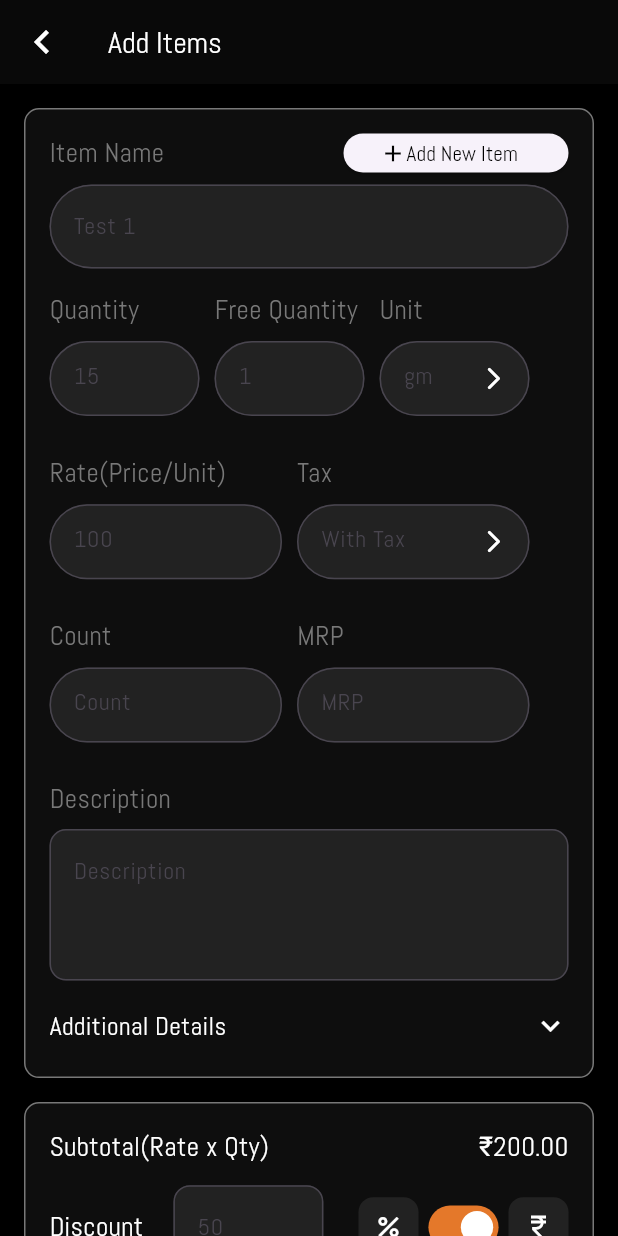
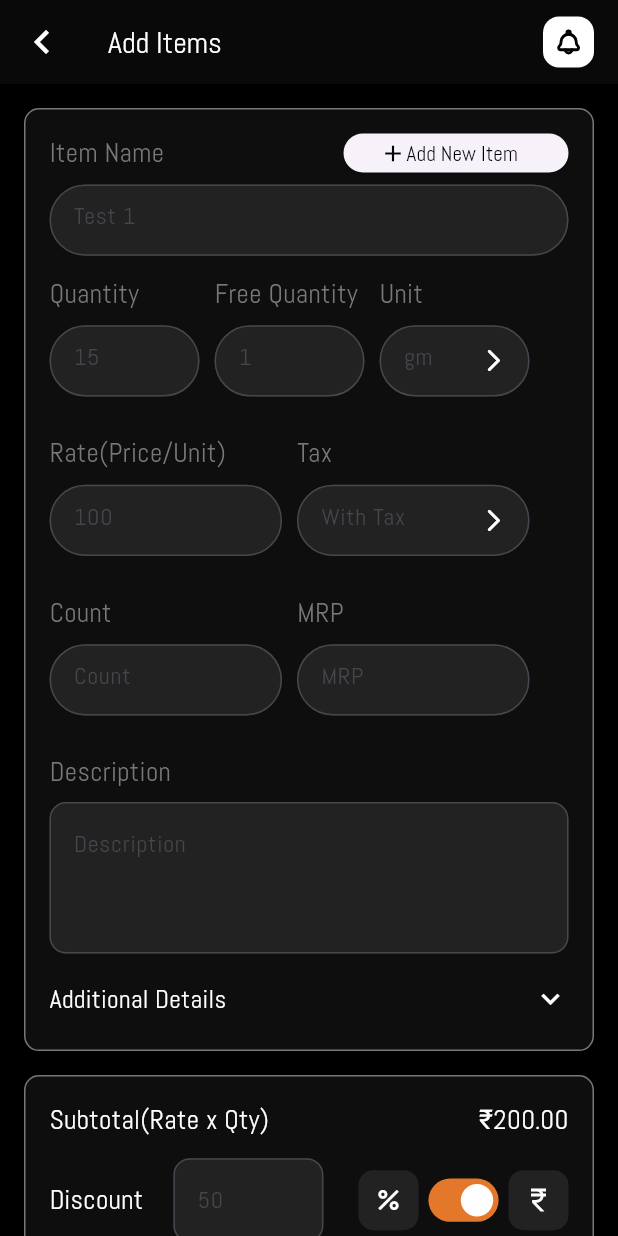
Before and after one commit to iamayushsharmaa/Style-Check, a Flutter app: the screen it shows after launch, on a phone screen of 412 x 824 dp. Run offline on Flutter 3.47's test engine with Material 3 defaults, Android fonts, the light colour scheme and no system bars; our stand-ins replace flutter_svg, go_router.

Commit message:
fixed sizes in addItem screen

```diff
--- a/lib/presentation/screens/add_items.dart
+++ b/lib/presentation/screens/add_items.dart
@@ -1,4 +1,6 @@
 import 'package:flutter/material.dart';
+import 'package:flutter_svg/svg.dart';
+import 'package:go_router/go_router.dart';
 import 'package:stylecheck/presentation/widgets/add_new_item_widget.dart';
 import 'package:stylecheck/presentation/widgets/total_item_widget.dart';
 
@@ -15,11 +17,37 @@ class AddItems extends StatelessWidget {
           'Add Items',
           style: TextStyle(fontSize: 20, color: Colors.white),
         ),
-        leading: Icon(
-          Icons.keyboard_arrow_left_outlined,
-          size: 32,
-          color: Colors.white,
+        leading: IconButton(
+          onPressed: () => context.pop(),
+          icon: Icon(
+            Icons.keyboard_arrow_left_outlined,
+            size: 32,
+            color: Colors.white,
+          ),
         ),
+        actions: [
+          Padding(
+            padding: const EdgeInsets.only(right: 16.0),
+            child: Container(
+              height: 34,
+              width: 34,
+              decoration: BoxDecoration(
+                color: Colors.white,
+                shape: BoxShape.rectangle,
+                borderRadius: BorderRadius.circular(10.69),
+              ),
+              child: Padding(
+                padding: const EdgeInsets.all(8.0),
+                child: SvgPicture.asset(
+                  'assets/icons/ring.svg',
+                  color: Colors.black,
+                  height: 17.96,
+                  width: 16.16,
+                ),
+              ),
+            ),
+          ),
+        ],
       ),
       body: SingleChildScrollView(
         padding: const EdgeInsets.all(16.0),
--- a/lib/presentation/widgets/add_new_item_widget.dart
+++ b/lib/presentation/widgets/add_new_item_widget.dart
@@ -64,7 +64,7 @@ class _AddNewItemWidgetState extends State<AddNewItemWidget> {
             ),
             SizedBox(height: 8),
             SizedBox(
-              height: 58,
+              height: 47.5,
               child: TextField(
                 controller: itemName,
                 maxLines: 1,
@@ -94,32 +94,32 @@ class _AddNewItemWidgetState extends State<AddNewItemWidget> {
             Row(
               spacing: 10,
               children: [
-                TextWithInput(50, 100, 'Quantity', false, quantity, '15'),
+                TextWithInput(47.5, 100, 'Quantity', false, quantity, '15'),
                 TextWithInput(
-                  50,
+                  47.5,
                   100,
                   'Free Quantity',
                   false,
                   freeQuantity,
                   '1',
                 ),
-                TextWithInput(50, 100, 'Unit', true, unit, 'gm'),
+                TextWithInput(47.5, 100, 'Unit', true, unit, 'gm'),
               ],
             ),
             SizedBox(height: 12.39),
             Row(
               spacing: 10,
               children: [
-                TextWithInput(50, 155, 'Rate(Price/Unit)', false, rate, '100'),
-                TextWithInput(50, 155, 'Tax', true, tax, 'With Tax'),
+                TextWithInput(47.5, 155, 'Rate(Price/Unit)', false, rate, '100'),
+                TextWithInput(47.5, 155, 'Tax', true, tax, 'With Tax'),
               ],
             ),
             SizedBox(height: 12.39),
             Row(
               spacing: 10,
               children: [
-                TextWithInput(50, 155, 'Count', false, count, 'Count'),
-                TextWithInput(50, 155, 'MRP', false, mrp, 'MRP'),
+                TextWithInput(47.5, 155, 'Count', false, count, 'Count'),
+                TextWithInput(47.5, 155, 'MRP', false, mrp, 'MRP'),
               ],
             ),
             SizedBox(height: 12.39),
```
Also changed, not shown: pubspec.yaml (+5 -2 lines), assets/icons/color_wheel.svg (added), assets/icons/ring.svg (added), pubspec.lock.
